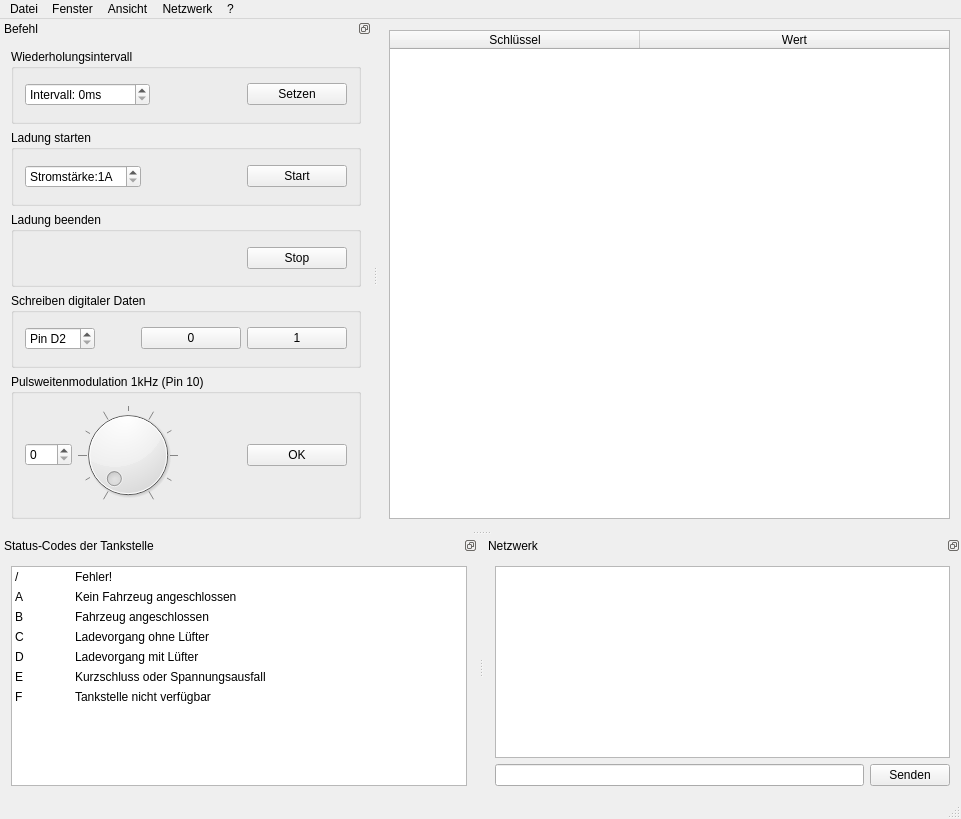
Qt form Client/Desktop/EVSE/mainwindow.ui (agrippa1994/mobile_evse) before a commit.
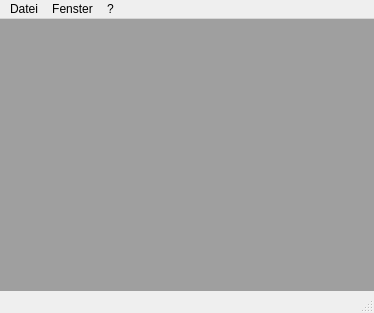
The same form after that commit.

What changed in the file:
```diff
--- a/Client/Desktop/EVSE/mainwindow.ui
+++ b/Client/Desktop/EVSE/mainwindow.ui
@@ -6,8 +6,8 @@
    <rect>
     <x>0</x>
     <y>0</y>
-    <width>961</width>
-    <height>819</height>
+    <width>374</width>
+    <height>313</height>
    </rect>
   </property>
   <property name="windowTitle">
@@ -18,70 +18,40 @@
   </property>
   <widget class="QWidget" name="centralWidget">
    <layout class="QGridLayout" name="gridLayout_4">
+    <property name="leftMargin">
+     <number>0</number>
+    </property>
+    <property name="topMargin">
+     <number>0</number>
+    </property>
+    <property name="rightMargin">
+     <number>0</number>
+    </property>
+    <property name="bottomMargin">
+     <number>0</number>
+    </property>
+    <property name="spacing">
+     <number>0</number>
+    </property>
     <item row="0" column="0">
-     <widget class="QTableWidget" name="mainTable">
-      <property name="editTriggers">
-       <set>QAbstractItemView::NoEditTriggers</set>
+     <widget class="QMdiArea" name="mdiArea">
+      <property name="viewMode">
+       <enum>QMdiArea::SubWindowView</enum>
       </property>
-      <property name="tabKeyNavigation">
-       <bool>false</bool>
-      </property>
-      <property name="showDropIndicator" stdset="0">
-       <bool>false</bool>
-      </property>
-      <property name="dragDropOverwriteMode">
-       <bool>false</bool>
-      </property>
-      <property name="selectionMode">
-       <enum>QAbstractItemView::NoSelection</enum>
-      </property>
-      <property name="selectionBehavior">
-       <enum>QAbstractItemView::SelectRows</enum>
-      </property>
-      <property name="sortingEnabled">
-       <bool>true</bool>
-      </property>
-      <attribute name="horizontalHeaderCascadingSectionResizes">
-       <bool>false</bool>
-      </attribute>
-      <attribute name="horizontalHeaderDefaultSectionSize">
-       <number>250</number>
-      </attribute>
-      <attribute name="horizontalHeaderStretchLastSection">
-       <bool>true</bool>
-      </attribute>
-      <attribute name="verticalHeaderVisible">
-       <bool>false</bool>
-      </attribute>
-      <column>
-       <property name="text">
-        <string>Schlüssel</string>
-       </property>
-      </column>
-      <column>
-       <property name="text">
-        <string>Wert</string>
-       </property>
-      </column>
      </widget>
     </item>
    </layout>
   </widget>
+  <widget class="QStatusBar" name="statusBar"/>
   <widget class="QMenuBar" name="menuBar">
    <property name="geometry">
     <rect>
      <x>0</x>
      <y>0</y>
-     <width>961</width>
-     <height>23</height>
+     <width>374</width>
+     <height>19</height>
     </rect>
    </property>
-   <widget class="QMenu" name="menuDatei">
-    <property name="title">
-     <string>Datei</string>
-    </property>
-    <addaction name="actionBeenden"/>
-   </widget>
    <widget class="QMenu" name="menuFenster">
     <property name="title">
      <string>Fenster</string>
@@ -98,540 +68,20 @@
     </property>
     <addaction name="actionInfo"/>
    </widget>
-   <widget class="QMenu" name="menuAnsicht">
+   <widget class="QMenu" name="menuDatei">
     <property name="title">
-     <string>Ansicht</string>
+     <string>Datei</string>
     </property>
     <addaction name="actionStatus_Codes"/>
     <addaction name="actionNetzwerk"/>
     <addaction name="actionBefehle_zeigen"/>
     <addaction name="separator"/>
-    <addaction name="actionStatus_Codes_verbergen"/>
-    <addaction name="actionNetzwerk_verbergen"/>
-    <addaction name="actionBefehle_verbergen"/>
-   </widget>
-   <widget class="QMenu" name="menuNetzwrk">
-    <property name="title">
-     <string>Netzwerk</string>
-    </property>
-    <addaction name="actionVerbindung_ffnen"/>
-    <addaction name="actionVerbindung_schlie_en"/>
-    <addaction name="separator"/>
-    <addaction name="actionNachrichten_anzeigen"/>
+    <addaction name="actionBeenden"/>
    </widget>
    <addaction name="menuDatei"/>
    <addaction name="menuFenster"/>
-   <addaction name="menuAnsicht"/>
-   <addaction name="menuNetzwrk"/>
    <addaction name="menu"/>
   </widget>
-  <widget class="QStatusBar" name="statusBar"/>
-  <widget class="QDockWidget" name="stateDock">
-   <property name="features">
-    <set>QDockWidget::DockWidgetFloatable|QDockWidget::DockWidgetMovable</set>
-   </property>
-   <property name="allowedAreas">
-    <set>Qt::AllDockWidgetAreas</set>
-   </property>
-   <property name="windowTitle">
-    <string>Status-Codes der Tankstelle</string>
-   </property>
-   <attribute name="dockWidgetArea">
-    <number>8</number>
-   </attribute>
-   <widget class="QWidget" name="dockWidgetContents">
-    <layout class="QGridLayout" name="gridLayout">
-     <item row="0" column="0">
-      <widget class="QTableWidget" name="stateTable">
-       <property name="editTriggers">
-        <set>QAbstractItemView::NoEditTriggers</set>
-       </property>
-       <property name="alternatingRowColors">
-        <bool>false</bool>
-       </property>
-       <property name="selectionMode">
-        <enum>QAbstractItemView::NoSelection</enum>
-       </property>
-       <property name="selectionBehavior">
-        <enum>QAbstractItemView::SelectItems</enum>
-       </property>
-       <property name="showGrid">
-        <bool>false</bool>
-       </property>
-       <property name="gridStyle">
-        <enum>Qt::DashDotDotLine</enum>
-       </property>
-       <property name="wordWrap">
-        <bool>true</bool>
-       </property>
-       <property name="cornerButtonEnabled">
-        <bool>false</bool>
-       </property>
-       <attribute name="horizontalHeaderVisible">
-        <bool>false</bool>
-       </attribute>
-       <attribute name="horizontalHeaderCascadingSectionResizes">
-        <bool>false</bool>
-       </attribute>
-       <attribute name="horizontalHeaderDefaultSectionSize">
-        <number>60</number>
-       </attribute>
-       <attribute name="horizontalHeaderStretchLastSection">
-        <bool>true</bool>
-       </attribute>
-       <attribute name="verticalHeaderVisible">
-        <bool>false</bool>
-       </attribute>
-       <attribute name="verticalHeaderCascadingSectionResizes">
-        <bool>false</bool>
-       </attribute>
-       <attribute name="verticalHeaderDefaultSectionSize">
-        <number>20</number>
-       </attribute>
-       <attribute name="verticalHeaderHighlightSections">
-        <bool>false</bool>
-       </attribute>
-       <attribute name="verticalHeaderMinimumSectionSize">
-        <number>20</number>
-       </attribute>
-       <attribute name="verticalHeaderStretchLastSection">
-        <bool>false</bool>
-       </attribute>
-       <row>
-        <property name="text">
-         <string>/</string>
-        </property>
-       </row>
-       <row>
-        <property name="text">
-         <string>A</string>
-        </property>
-       </row>
-       <row>
-        <property name="text">
-         <string>B</string>
-        </property>
-       </row>
-       <row>
-        <property name="text">
-         <string>C</string>
-        </property>
-       </row>
-       <row>
-        <property name="text">
-         <string>D</string>
-        </property>
-       </row>
-       <row>
-        <property name="text">
-         <string>E</string>
-        </property>
-       </row>
-       <row>
-        <property name="text">
-         <string>F</string>
-        </property>
-       </row>
-       <column>
-        <property name="text">
-         <string>Code</string>
-        </property>
-       </column>
-       <column>
-        <property name="text">
-         <string>Beschreibung</string>
-        </property>
-       </column>
-       <item row="0" column="0">
-        <property name="text">
-         <string>/</string>
-        </property>
-       </item>
-       <item row="0" column="1">
-        <property name="text">
-         <string>Fehler!</string>
-        </property>
-       </item>
-       <item row="1" column="0">
-        <property name="text">
-         <string>A</string>
-        </property>
-       </item>
-       <item row="1" column="1">
-        <property name="text">
-         <string>Kein Fahrzeug angeschlossen</string>
-        </property>
-       </item>
-       <item row="2" column="0">
-        <property name="text">
-         <string>B</string>
-        </property>
-       </item>
-       <item row="2" column="1">
-        <property name="text">
-         <string>Fahrzeug angeschlossen</string>
-        </property>
-       </item>
-       <item row="3" column="0">
-        <property name="text">
-         <string>C</string>
-        </property>
-       </item>
-       <item row="3" column="1">
-        <property name="text">
-         <string>Ladevorgang ohne Lüfter</string>
-        </property>
-       </item>
-       <item row="4" column="0">
-        <property name="text">
-         <string>D</string>
-        </property>
-       </item>
-       <item row="4" column="1">
-        <property name="text">
-         <string>Ladevorgang mit Lüfter</string>
-        </property>
-       </item>
-       <item row="5" column="0">
-        <property name="text">
-         <string>E</string>
-        </property>
-       </item>
-       <item row="5" column="1">
-        <property name="text">
-         <string>Kurzschluss oder Spannungsausfall</string>
-        </property>
-       </item>
-       <item row="6" column="0">
-        <property name="text">
-         <string>F</string>
-        </property>
-       </item>
-       <item row="6" column="1">
-        <property name="text">
-         <string>Tankstelle nicht verfügbar</string>
-        </property>
-       </item>
-      </widget>
-     </item>
-    </layout>
-   </widget>
-  </widget>
-  <widget class="QDockWidget" name="networkDock">
-   <property name="features">
-    <set>QDockWidget::DockWidgetFloatable|QDockWidget::DockWidgetMovable</set>
-   </property>
-   <property name="allowedAreas">
-    <set>Qt::AllDockWidgetAreas</set>
-   </property>
-   <property name="windowTitle">
-    <string>Netzwerk</string>
-   </property>
-   <attribute name="dockWidgetArea">
-    <number>8</number>
-   </attribute>
-   <widget class="QWidget" name="dockWidgetContents_3">
-    <layout class="QGridLayout" name="gridLayout_3">
-     <item row="1" column="0">
-      <widget class="QLineEdit" name="lineEdit"/>
-     </item>
-     <item row="1" column="1">
-      <widget class="QPushButton" name="pushButton">
-       <property name="text">
-        <string>Senden</string>
-       </property>
-      </widget>
-     </item>
-     <item row="0" column="0" colspan="2">
-      <widget class="QTextBrowser" name="networkBrowser">
-       <property name="lineWrapMode">
-        <enum>QTextEdit::WidgetWidth</enum>
-       </property>
-      </widget>
-     </item>
-    </layout>
-   </widget>
-  </widget>
-  <widget class="QDockWidget" name="commandDock">
-   <property name="features">
-    <set>QDockWidget::DockWidgetFloatable|QDockWidget::DockWidgetMovable</set>
-   </property>
-   <property name="windowTitle">
-    <string>Befehl</string>
-   </property>
-   <attribute name="dockWidgetArea">
-    <number>1</number>
-   </attribute>
-   <widget class="QWidget" name="dockWidgetContents_2">
-    <layout class="QGridLayout" name="gridLayout_2">
-     <item row="1" column="0">
-      <widget class="QGroupBox" name="startLoading">
-       <property name="title">
-        <string>Ladung starten</string>
-       </property>
-       <layout class="QGridLayout" name="gridLayout_6">
-        <item row="0" column="0">
-         <widget class="QSpinBox" name="startSpinBox">
-          <property name="suffix">
-           <string>A</string>
-          </property>
-          <property name="prefix">
-           <string>Stromstärke:</string>
-          </property>
-          <property name="minimum">
-           <number>1</number>
-          </property>
-          <property name="maximum">
-           <number>20</number>
-          </property>
-         </widget>
-        </item>
-        <item row="0" column="2">
-         <widget class="QPushButton" name="startButton">
-          <property name="minimumSize">
-           <size>
-            <width>100</width>
-            <height>0</height>
-           </size>
-          </property>
-          <property name="text">
-           <string>Start</string>
-          </property>
-         </widget>
-        </item>
-        <item row="0" column="1">
-         <spacer name="horizontalSpacer_2">
-          <property name="orientation">
-           <enum>Qt::Horizontal</enum>
-          </property>
-          <property name="sizeHint" stdset="0">
-           <size>
-            <width>40</width>
-            <height>20</height>
-           </size>
-          </property>
-         </spacer>
-        </item>
-       </layout>
-      </widget>
-     </item>
-     <item row="0" column="0">
-      <widget class="QGroupBox" name="Interval">
-       <property name="title">
-        <string>Wiederholungsintervall</string>
-       </property>
-       <layout class="QGridLayout" name="gridLayout_5">
-        <item row="0" column="0">
-         <widget class="QSpinBox" name="intevalSpinBox">
-          <property name="suffix">
-           <string>ms</string>
-          </property>
-          <property name="prefix">
-           <string>Intervall: </string>
-          </property>
-          <property name="minimum">
-           <number>0</number>
-          </property>
-          <property name="maximum">
-           <number>19999</number>
-          </property>
-         </widget>
-        </item>
-        <item row="0" column="2">
-         <widget class="QPushButton" name="intervalButton">
-          <property name="minimumSize">
-           <size>
-            <width>100</width>
-            <height>0</height>
-           </size>
-          </property>
-          <property name="text">
-           <string>Setzen</string>
-          </property>
-          <property name="checkable">
-           <bool>false</bool>
-          </property>
-          <property name="autoDefault">
-           <bool>false</bool>
-          </property>
-          <property name="default">
-           <bool>false</bool>
-          </property>
-          <property name="flat">
-           <bool>false</bool>
-          </property>
-         </widget>
-        </item>
-        <item row="0" column="1">
-         <spacer name="horizontalSpacer">
-          <property name="orientation">
-           <enum>Qt::Horizontal</enum>
-          </property>
-          <property name="sizeHint" stdset="0">
-           <size>
-            <width>40</width>
-            <height>20</height>
-           </size>
-          </property>
-         </spacer>
-        </item>
-       </layout>
-      </widget>
-     </item>
-     <item row="2" column="0">
-      <widget class="QGroupBox" name="stopLoading">
-       <property name="title">
-        <string>Ladung beenden</string>
-       </property>
-       <layout class="QGridLayout" name="gridLayout_7">
-        <item row="0" column="1">
-         <widget class="QPushButton" name="stopButton">
-          <property name="minimumSize">
-           <size>
-            <width>100</width>
-            <height>0</height>
-           </size>
-          </property>
-          <property name="text">
-           <string>Stop</string>
-          </property>
-         </widget>
-        </item>
-        <item row="0" column="0">
-         <spacer name="horizontalSpacer_3">
-          <property name="orientation">
-           <enum>Qt::Horizontal</enum>
-          </property>
-          <property name="sizeHint" stdset="0">
-           <size>
-            <width>40</width>
-            <height>20</height>
-           </size>
-          </property>
-         </spacer>
-        </item>
-       </layout>
-      </widget>
-     </item>
-     <item row="3" column="0">
-      <widget class="QGroupBox" name="digitalWrite">
-       <property name="title">
-        <string>Schreiben digitaler Daten</string>
-       </property>
-       <layout class="QGridLayout" name="gridLayout_8">
-        <item row="0" column="1">
-         <spacer name="horizontalSpacer_7">
-          <property name="orientation">
-           <enum>Qt::Horizontal</enum>
-          </property>
-          <property name="sizeHint" stdset="0">
-           <size>
-            <width>40</width>
-            <height>20</height>
-           </size>
-          </property>
-         </spacer>
-        </item>
-        <item row="0" column="0">
-         <widget class="QSpinBox" name="digitalSpinBoxPin">
-          <property name="prefix">
-           <string>Pin D</string>
-          </property>
-          <property name="minimum">
-           <number>2</number>
-          </property>
-          <property name="maximum">
-           <number>13</number>
-          </property>
-         </widget>
-        </item>
-        <item row="0" column="3">
-         <widget class="QPushButton" name="digitalButton1">
-          <property name="minimumSize">
-           <size>
-            <width>100</width>
-            <height>0</height>
-           </size>
-          </property>
-          <property name="text">
-           <string>1</string>
-          </property>
-         </widget>
-        </item>
-        <item row="0" column="2">
-         <widget class="QPushButton" name="digitalButton0">
-          <property name="minimumSize">
-           <size>
-            <width>100</width>
-            <height>0</height>
-           </size>
-          </property>
-          <property name="text">
-           <string>0</string>
-          </property>
-         </widget>
-        </item>
-       </layout>
-      </widget>
-     </item>
-     <item row="4" column="0">
-      <widget class="QGroupBox" name="PWM">
-       <property name="title">
-        <string>Pulsweitenmodulation 1kHz (Pin 10)</string>
-       </property>
-       <layout class="QGridLayout" name="gridLayout_10">
-        <item row="0" column="0">
-         <widget class="QSpinBox" name="pwmSpinBox">
-          <property name="maximum">
-           <number>249</number>
-          </property>
-         </widget>
-        </item>
-        <item row="0" column="2">
-         <spacer name="horizontalSpacer_4">
-          <property name="orientation">
-           <enum>Qt::Horizontal</enum>
-          </property>
-          <property name="sizeHint" stdset="0">
-           <size>
-            <width>40</width>
-            <height>20</height>
-           </size>
-          </property>
-         </spacer>
-        </item>
-        <item row="0" column="3">
-         <widget class="QPushButton" name="pwmButton">
-          <property name="minimumSize">
-           <size>
-            <width>100</width>
-            <height>0</height>
-           </size>
-          </property>
-          <property name="text">
-           <string>OK</string>
-          </property>
-         </widget>
-        </item>
-        <item row="0" column="1">
-         <widget class="QDial" name="pwmDial">
-          <property name="maximum">
-           <number>249</number>
-          </property>
-          <property name="notchTarget">
-           <double>24.899999999999999</double>
-          </property>
-          <property name="notchesVisible">
-           <bool>true</bool>
-          </property>
-         </widget>
-        </item>
-       </layout>
-      </widget>
-     </item>
-    </layout>
-   </widget>
-  </widget>
   <action name="actionBeenden">
    <property name="text">
     <string>Beenden</string>
```
Left out of the diff: 208 changed lines with no effect on the pictures.
